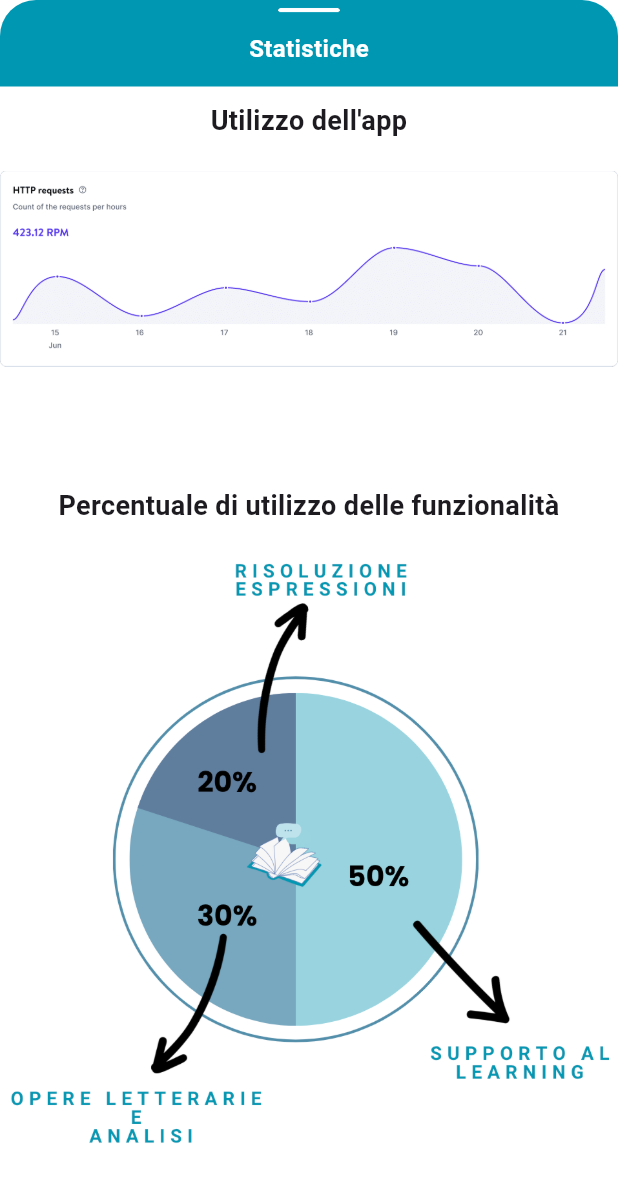
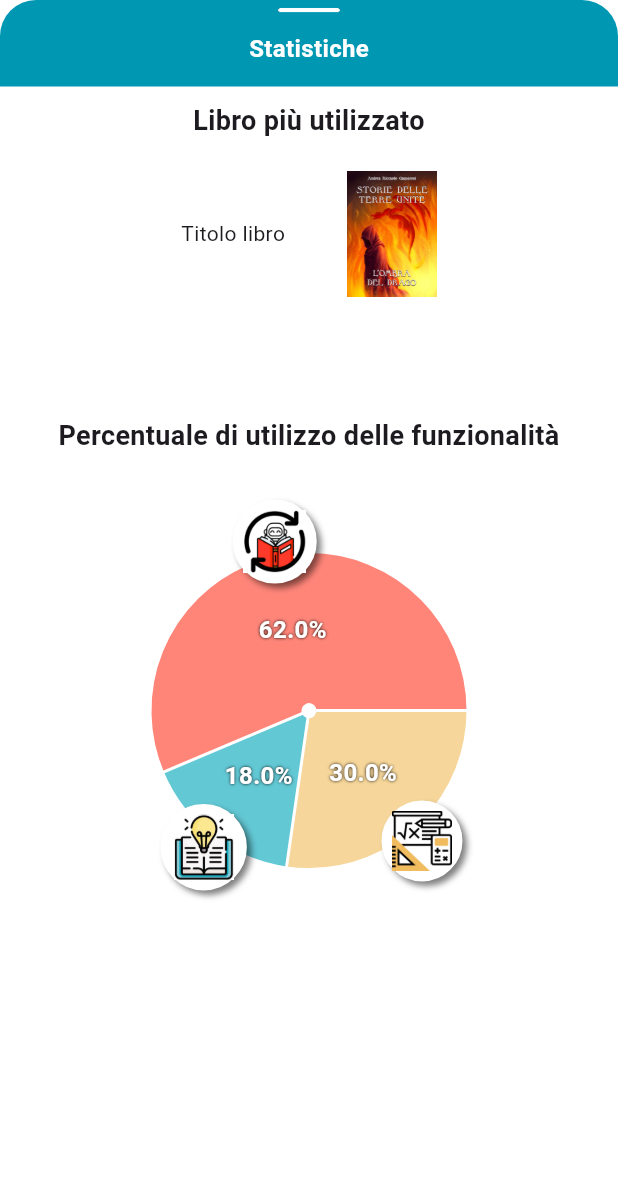
Before and after one commit to NapMarta/booktalk_app, a Flutter app: the Statistiche screen opened directly, on a phone screen of 412 x 824 dp. Shown: the top 1182 px of the screen. Run offline on Flutter 3.47's test engine with Material 3 defaults, Android fonts, the phone set to English and light mode, and no system bars; drawn by our look-alikes of fl_chart; our stand-ins replace auto_size_text, image_picker, sliding_up_panel.

Commit message:
Aggiunta grafico statistiche

```diff
--- a/lib/statistiche.dart
+++ b/lib/statistiche.dart
@@ -1,3 +1,4 @@
+import 'package:fl_chart/fl_chart.dart';
 import 'package:flutter/material.dart';
 
 import 'utils.dart';
@@ -51,13 +52,26 @@ class _StatisticheState extends State<Statistiche> {
         children: [
           SizedBox(height: 10,),
           Text(
-            "Utilizzo dell'app",
-            style: TextStyle(fontSize: size(mediaQueryData.size.width, mediaQueryData.size.height, 18), fontWeight: FontWeight.bold),
-            textAlign: TextAlign.center,
+                "Libro più utilizzato",
+                style: TextStyle(fontSize: size(mediaQueryData.size.width, mediaQueryData.size.height, 18), fontWeight: FontWeight.bold),
+                textAlign: TextAlign.center,
+              ),
+          SizedBox(height: 20,),
+          Row(
+            mainAxisAlignment: MainAxisAlignment.center,
+            children: [
+              Text(
+                "Titolo libro",
+                style: TextStyle(fontSize: size(mediaQueryData.size.width, mediaQueryData.size.height, 14), fontWeight: FontWeight.w400),
+                textAlign: TextAlign.center,
+              ),
+              SizedBox(width: mediaQueryData.size.width * 0.1,),
+              Image.asset(
+                "assets/copertina.jpg",
+                width: getMinor(mediaQueryData.size.width, mediaQueryData.size.height) > 600 ? 100 : 60,
+              ),
+            ],
           ),
-
-          SizedBox(height: 20,),
-          Image.asset("assets/grafico1.png", width: 350,),
           SizedBox(height: 80,),
           Text(
             "Percentuale di utilizzo delle funzionalità",
@@ -66,10 +80,143 @@ class _StatisticheState extends State<Statistiche> {
           ),
 
           SizedBox(height: 20,),
-          Image.asset("assets/grafico2.png", width: 350,),
+
+          Container(
+          width: 300,
+          height: 300,
+          child: PieChart(
+            PieChartData(
+              borderData: FlBorderData(
+              show: false,
+            ),
+            centerSpaceRadius: 5,
+            sections: _pieChartData(
+              30, // funzionalità 1
+              18, // funzionalità 2
+              62, // funzionalità 3
+            ),
+            ),
+            swapAnimationDuration: Duration(milliseconds: 150), // Optional
+            swapAnimationCurve: Curves.linear, // Optional
+          ),
+          ),
+
           SizedBox(height: 20,),
         ],
       ),
     );
   }
 }
+
+
+List<PieChartSectionData> _pieChartData(double funz1, double funz2, double funz3, ) {
+  return [
+    PieChartSectionData(
+      color: Color.fromARGB(160, 240, 189, 94),
+      value: funz1,
+      title: '${funz1}%',
+      radius: 100,
+      titleStyle: TextStyle(
+        fontSize: 16,
+        fontWeight: FontWeight.bold,
+        color: const Color(0xffffffff),
+        shadows: [Shadow(color: Colors.black, blurRadius: 2)],
+      ),
+      badgeWidget: Container(
+        width: 60,
+        decoration: BoxDecoration(
+          color: Colors.white,
+          shape: BoxShape.circle,
+          border: Border.all(
+            color: Colors.white,
+            width: 2,
+          ),
+          boxShadow: <BoxShadow>[
+            BoxShadow(
+              color: Colors.black.withOpacity(.5),
+              offset: const Offset(3, 3),
+              blurRadius: 3,
+            ),
+          ],
+        ),
+        padding: EdgeInsets.all(5),
+        child: Center(
+          child: Image.asset('assets/1.png', width: 40,),
+        ),
+      ),
+      badgePositionPercentageOffset: 1.1,
+    ),
+
+    PieChartSectionData(
+      color: Color.fromARGB(160, 5, 168, 186),
+      value: funz2,
+      title: '${funz2}%',
+      radius: 100,
+      titleStyle: TextStyle(
+        fontSize: 16,
+        fontWeight: FontWeight.bold,
+        color: const Color(0xffffffff),
+        shadows: [Shadow(color: Colors.black, blurRadius: 2)],
+      ),
+      badgeWidget: Container(
+        width: 60,
+        decoration: BoxDecoration(
+          color: Colors.white,
+          shape: BoxShape.circle,
+          border: Border.all(
+            color: Colors.white,
+            width: 2,
+          ),
+          boxShadow: <BoxShadow>[
+            BoxShadow(
+              color: Colors.black.withOpacity(.5),
+              offset: const Offset(3, 3),
+              blurRadius: 3,
+            ),
+          ],
+        ),
+        padding: EdgeInsets.all(5),
+        child: Center(
+          child: Image.asset('assets/2.jpeg', width: 40,),
+        ),
+      ),
+      badgePositionPercentageOffset: 1.1,
+    ),
+
+    PieChartSectionData(
+      color: Color.fromARGB(160, 255, 60, 42),
+      value: funz3,
+      title: '${funz3}%',
+      radius: 100,
+      titleStyle: TextStyle(
+        fontSize: 16,
+        fontWeight: FontWeight.bold,
+        color: const Color(0xffffffff),
+        shadows: [Shadow(color: Colors.black, blurRadius: 2)],
+      ),
+      badgeWidget: Container(
+        width: 60,
+        decoration: BoxDecoration(
+          color: Colors.white,
+          shape: BoxShape.circle,
+          border: Border.all(
+            color: Colors.white,
+            width: 2,
+          ),
+          boxShadow: <BoxShadow>[
+            BoxShadow(
+              color: Colors.black.withOpacity(.5),
+              offset: const Offset(3, 3),
+              blurRadius: 3,
+            ),
+          ],
+        ),
+        padding: EdgeInsets.all(5),
+        child: Center(
+          child: Image.asset('assets/funzionalità3.jpg', width: 42,),
+        ),
+      ),
+      badgePositionPercentageOffset: 1.1,
+    ),
+  ];
+}
--- a/pubspec.yaml
+++ b/pubspec.yaml
@@ -43,8 +43,12 @@ dependencies:
   auto_size_text: ^3.0.0
   # gridView Responsive
   responsive_grid: ^2.4.4
+  # database locale
   sqflite: ^2.0.0
   path: ^1.8.0
+  # grafici
+  fl_chart: ^0.66.0
+
 
 
 dev_dependencies:
```
Also changed, not shown: pubspec.lock, 1 other file.
